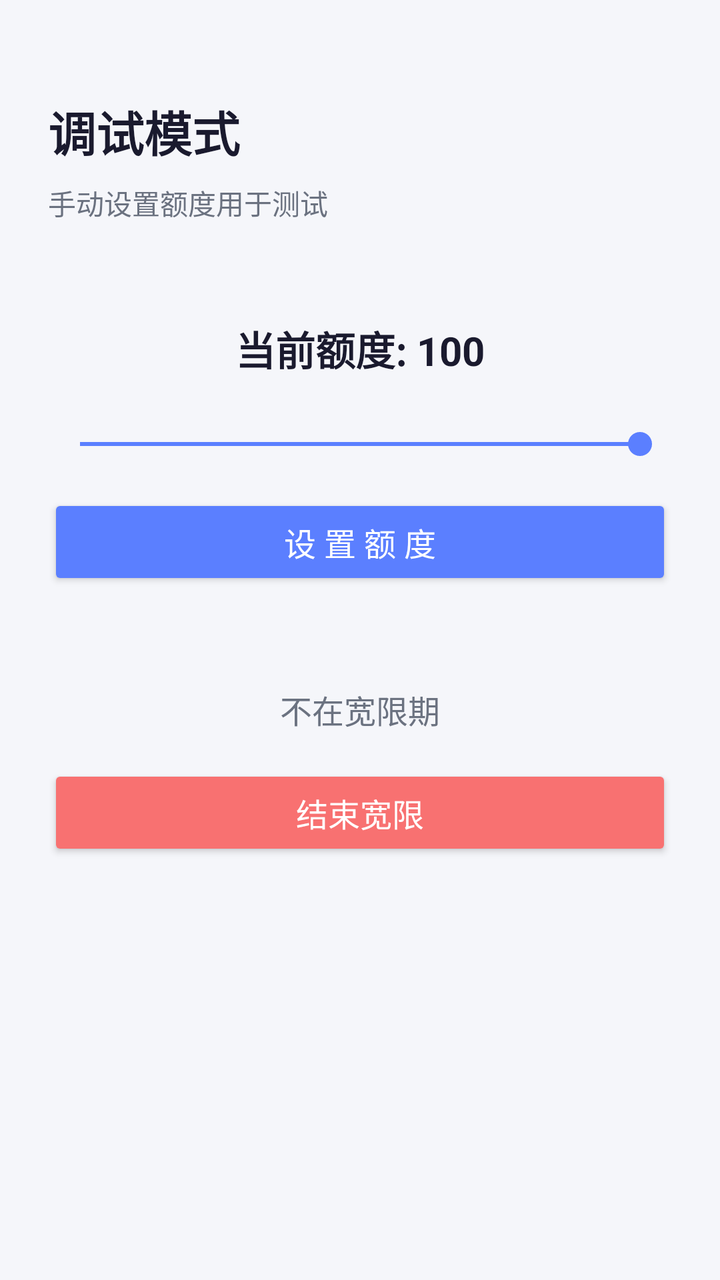
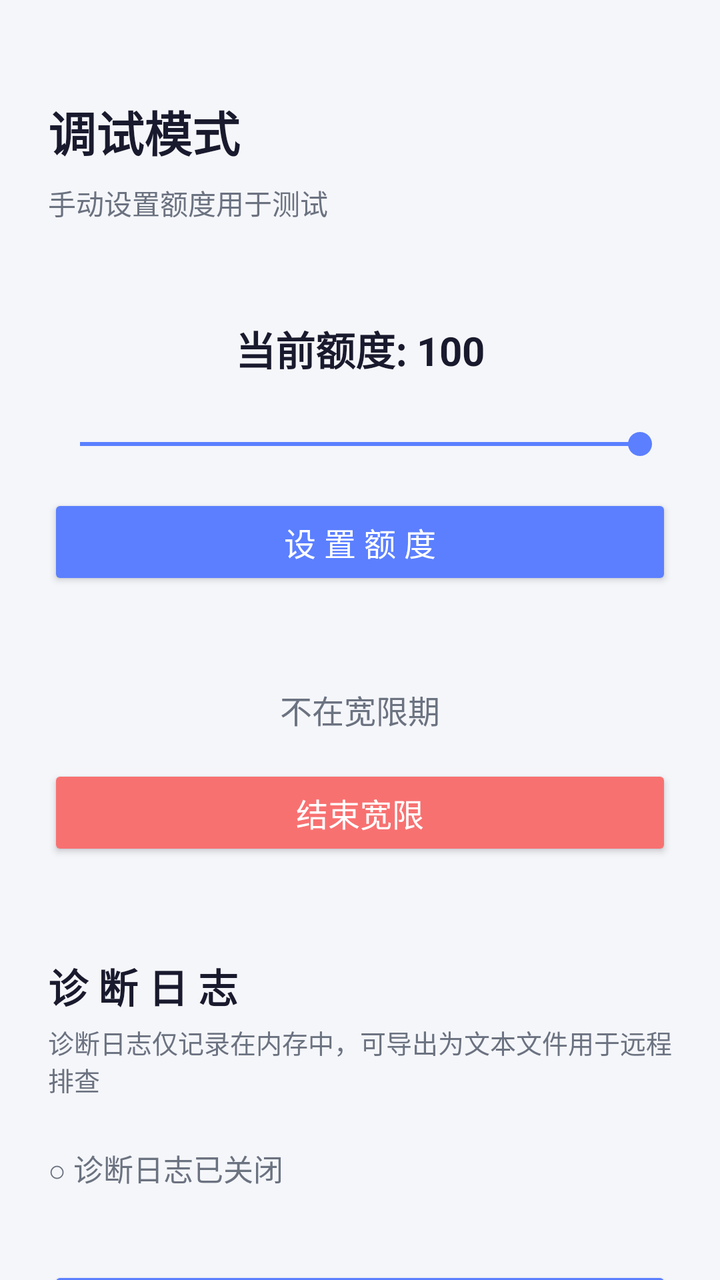

Two renders of the same Android screen: before a commit and after it. Below are the layout's source before the change and the commit's diff.
<!-- AndroidManifest.xml: activity theme Theme.TimeToPause -->
<!-- res/layout/activity_debug.xml -->
<?xml version="1.0" encoding="utf-8"?>
<androidx.constraintlayout.widget.ConstraintLayout
    xmlns:android="http://schemas.android.com/apk/res/android"
    xmlns:app="http://schemas.android.com/apk/res-auto"
    android:layout_width="match_parent"
    android:layout_height="match_parent"
    android:background="@color/background"
    android:padding="24dp">

    <TextView
        android:id="@+id/tvDebugTitle"
        android:layout_width="wrap_content"
        android:layout_height="wrap_content"
        android:layout_marginTop="24dp"
        android:text="调试模式"
        android:textSize="24sp"
        android:textColor="@color/text_primary"
        android:textStyle="bold"
        app:layout_constraintTop_toTopOf="parent"
        app:layout_constraintStart_toStartOf="parent" />

    <TextView
        android:id="@+id/tvDebugSubtitle"
        android:layout_width="wrap_content"
        android:layout_height="wrap_content"
        android:layout_marginTop="8dp"
        android:text="手动设置额度用于测试"
        android:textSize="14sp"
        android:textColor="@color/text_secondary"
        app:layout_constraintTop_toBottomOf="@id/tvDebugTitle"
        app:layout_constraintStart_toStartOf="parent" />

    
    <TextView
        android:id="@+id/tvQuotaValue"
        android:layout_width="wrap_content"
        android:layout_height="wrap_content"
        android:layout_marginTop="48dp"
        android:text="当前额度: 100"
        android:textSize="20sp"
        android:textColor="@color/text_primary"
        android:textStyle="bold"
        app:layout_constraintTop_toBottomOf="@id/tvDebugSubtitle"
        app:layout_constraintStart_toStartOf="parent"
        app:layout_constraintEnd_toEndOf="parent" />

    <SeekBar
        android:id="@+id/seekQuota"
        android:layout_width="0dp"
        android:layout_height="wrap_content"
        android:layout_marginTop="24dp"
        android:max="100"
        android:progress="100"
        app:layout_constraintTop_toBottomOf="@id/tvQuotaValue"
        app:layout_constraintStart_toStartOf="parent"
        app:layout_constraintEnd_toEndOf="parent" />

    <Button
        android:id="@+id/btnSetQuota"
        android:layout_width="0dp"
        android:layout_height="48dp"
        android:layout_marginTop="16dp"
        android:text="设 置 额 度"
        android:textSize="16sp"
        android:backgroundTint="@color/primary"
        android:textColor="@color/white"
        app:layout_constraintTop_toBottomOf="@id/seekQuota"
        app:layout_constraintStart_toStartOf="parent"
        app:layout_constraintEnd_toEndOf="parent" />

    
    <TextView
        android:id="@+id/tvGraceStatus"
        android:layout_width="wrap_content"
        android:layout_height="wrap_content"
        android:layout_marginTop="48dp"
        android:text="不在宽限期"
        android:textSize="16sp"
        android:textColor="@color/text_secondary"
        app:layout_constraintTop_toBottomOf="@id/btnSetQuota"
        app:layout_constraintStart_toStartOf="parent"
        app:layout_constraintEnd_toEndOf="parent" />

    <Button
        android:id="@+id/btnEndGrace"
        android:layout_width="0dp"
        android:layout_height="48dp"
        android:layout_marginTop="16dp"
        android:text="结束宽限"
        android:textSize="16sp"
        android:backgroundTint="@color/quota_low"
        android:textColor="@color/white"
        app:layout_constraintTop_toBottomOf="@id/tvGraceStatus"
        app:layout_constraintStart_toStartOf="parent"
        app:layout_constraintEnd_toEndOf="parent" />

</androidx.constraintlayout.widget.ConstraintLayout>
<!-- resources referenced by this layout -->
<resources>
  <color name="background">#F5F6FA</color>
  <color name="primary">#5B7FFF</color>
  <color name="quota_low">#F87171</color>
  <color name="text_primary">#1A1A2E</color>
  <color name="text_secondary">#6B7280</color>
  <color name="white">#FFFFFF</color>
  <style name="Theme.TimeToPause" parent="Theme.AppCompat.Light.NoActionBar">
          <item name="colorPrimary">@color/primary</item>
          <item name="colorPrimaryDark">@color/primary_dark</item>
          <item name="colorAccent">@color/primary</item>
          <item name="android:statusBarColor">@color/background</item>
          <item name="android:navigationBarColor">@color/background</item>
      </style>
  <color name="primary_dark">#3D5FD9</color>
</resources>

<!-- the commit's change to res/layout/activity_debug.xml (unified diff, before → after) -->
@@ -1,11 +1,15 @@
 <?xml version="1.0" encoding="utf-8"?>
-<androidx.constraintlayout.widget.ConstraintLayout
+<androidx.core.widget.NestedScrollView
     xmlns:android="http://schemas.android.com/apk/res/android"
     xmlns:app="http://schemas.android.com/apk/res-auto"
     android:layout_width="match_parent"
     android:layout_height="match_parent"
-    android:background="@color/background"
-    android:padding="24dp">
+    android:background="@color/background">
+
+    <androidx.constraintlayout.widget.ConstraintLayout
+        android:layout_width="match_parent"
+        android:layout_height="wrap_content"
+        android:padding="24dp">
 
     <TextView
         android:id="@+id/tvDebugTitle"
@@ -94,4 +98,87 @@
         app:layout_constraintStart_toStartOf="parent"
         app:layout_constraintEnd_toEndOf="parent" />
 
-</androidx.constraintlayout.widget.ConstraintLayout>
+    
+    
+    
+
+    <TextView
+        android:id="@+id/tvDiagSectionTitle"
+        android:layout_width="wrap_content"
+        android:layout_height="wrap_content"
+        android:layout_marginTop="48dp"
+        android:text="诊 断 日 志"
+        android:textSize="20sp"
+        android:textColor="@color/text_primary"
+        android:textStyle="bold"
+        app:layout_constraintTop_toBottomOf="@id/btnEndGrace"
+        app:layout_constraintStart_toStartOf="parent" />
+
+    <TextView
+        android:id="@+id/tvDiagSectionSubtitle"
+        android:layout_width="wrap_content"
+        android:layout_height="wrap_content"
+        android:layout_marginTop="4dp"
+        android:text="诊断日志仅记录在内存中，可导出为文本文件用于远程排查"
+        android:textSize="13sp"
+        android:textColor="@color/text_secondary"
+        app:layout_constraintTop_toBottomOf="@id/tvDiagSectionTitle"
+        app:layout_constraintStart_toStartOf="parent" />
+
+    
+    <TextView
+        android:id="@+id/tvDiagStatus"
+        android:layout_width="wrap_content"
+        android:layout_height="wrap_content"
+        android:layout_marginTop="24dp"
+        android:text="○ 诊断日志已关闭"
+        android:textSize="15sp"
+        android:textColor="@color/text_secondary"
+        app:layout_constraintTop_toBottomOf="@id/tvDiagSectionSubtitle"
+        app:layout_constraintStart_toStartOf="parent" />
+
+    
+    <TextView
+        android:id="@+id/tvDiagCount"
+        android:layout_width="wrap_content"
+        android:layout_height="wrap_content"
+        android:layout_marginTop="4dp"
+        android:text=""
+        android:textSize="13sp"
+        android:textColor="@color/text_secondary"
+        app:layout_constraintTop_toBottomOf="@id/tvDiagStatus"
+        app:layout_constraintStart_toStartOf="parent" />
+
+    
+    <Button
+        android:id="@+id/btnToggleDiag"
+        android:layout_width="0dp"
+        android:layout_height="48dp"
+        android:layout_marginTop="16dp"
+        android:text="开启诊断日志"
+        android:textSize="15sp"
+        android:backgroundTint="@color/primary"
+        android:textColor="@color/white"
+        app:layout_constraintTop_toBottomOf="@id/tvDiagCount"
+        app:layout_constraintStart_toStartOf="parent"
+        app:layout_constraintEnd_toEndOf="parent" />
+
+    
+    <Button
+        android:id="@+id/btnExportDiag"
+        android:layout_width="0dp"
+        android:layout_height="48dp"
+        android:layout_marginTop="12dp"
+        android:layout_marginBottom="32dp"
+        android:text="导出诊断日志"
+        android:textSize="15sp"
+        android:backgroundTint="@color/quota_medium"
+        android:textColor="@color/text_primary"
+        android:enabled="false"
+        app:layout_constraintTop_toBottomOf="@id/btnToggleDiag"
+        app:layout_constraintStart_toStartOf="parent"
+        app:layout_constraintEnd_toEndOf="parent"
+        app:layout_constraintBottom_toBottomOf="parent" />
+
+    </androidx.constraintlayout.widget.ConstraintLayout>
+</androidx.core.widget.NestedScrollView>
<!-- resource entries referenced after the edit -->
@@ -3,6 +3,7 @@
   <color name="background">#F5F6FA</color>
   <color name="primary">#5B7FFF</color>
   <color name="quota_low">#F87171</color>
+  <color name="quota_medium">#FBBF24</color>
   <color name="text_primary">#1A1A2E</color>
   <color name="text_secondary">#6B7280</color>
   <color name="white">#FFFFFF</color>
